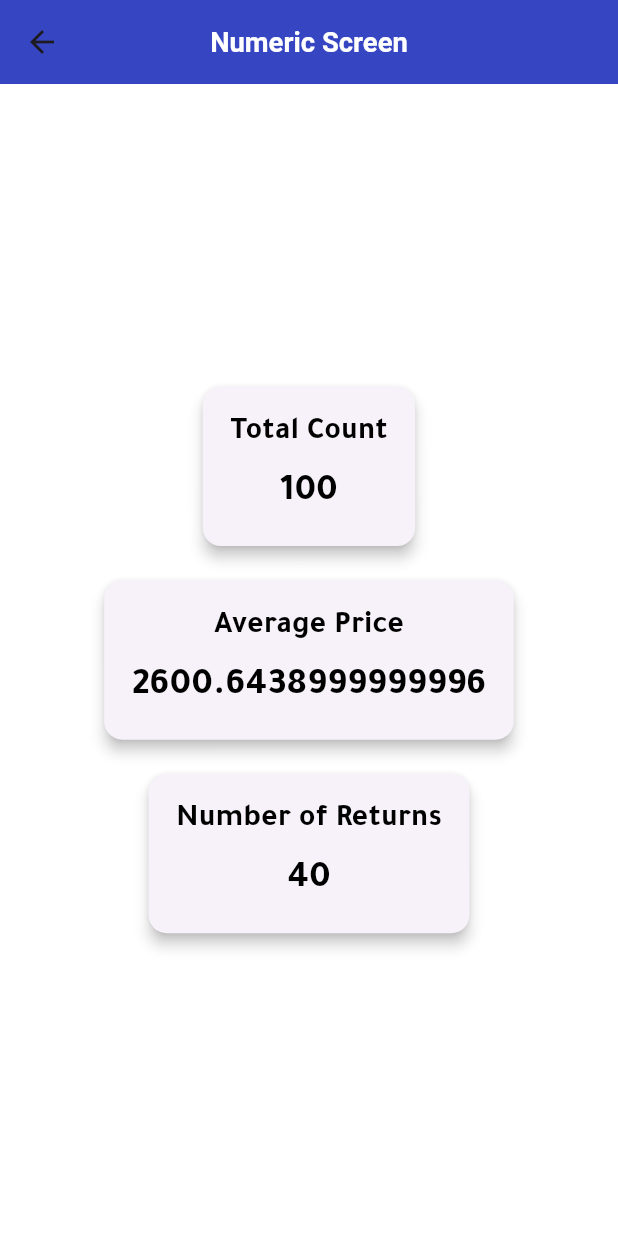
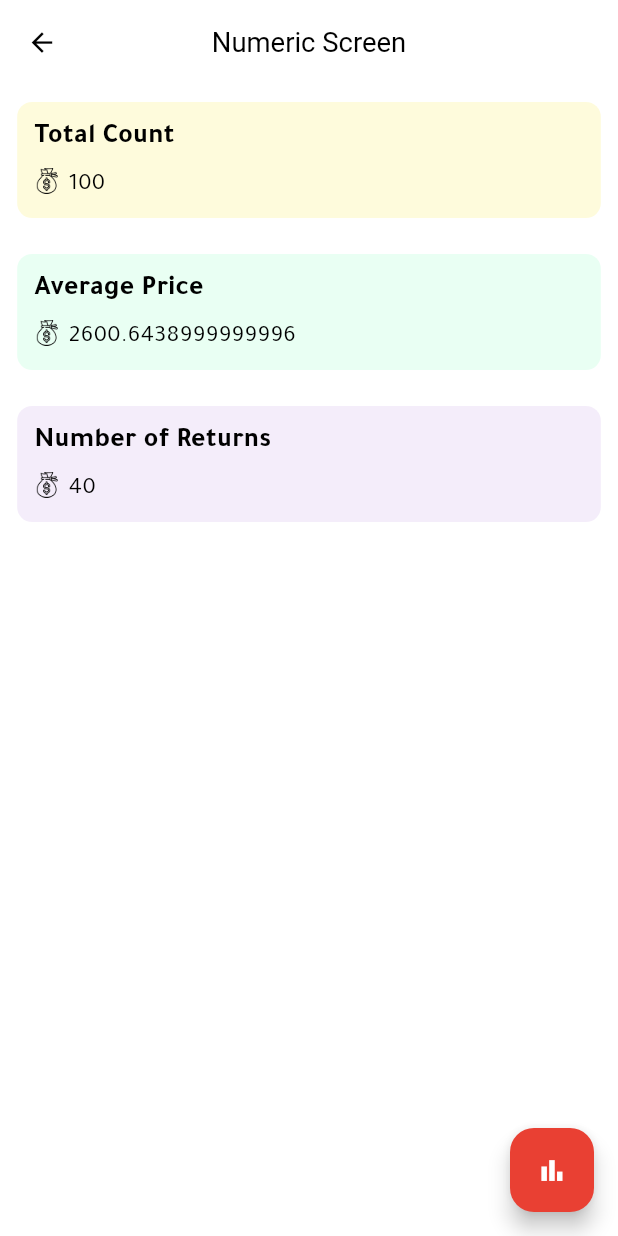
Before and after one commit to ahmed3ssem/spatium_software_task, a Flutter app: the screen it shows after launch, on a phone screen of 412 x 824 dp. Run offline on Flutter 3.47's test engine with Material 3 defaults, Android fonts, the phone set to English and light mode, and no system bars; our stand-ins replace bloc, dartz, dio, equatable, flutter_bloc, flutter_screenutil and 4 more.

Commit message:
Numeric Screen

```diff
--- a/lib/config/theme/app_theme.dart
+++ b/lib/config/theme/app_theme.dart
@@ -11,9 +11,14 @@ ThemeData appTheme(){
       fontFamily: AppStrings.fontName,
       brightness: Brightness.light,
       appBarTheme: AppBarTheme(
+          iconTheme:  IconThemeData(
+            color: AppColors.black,
+            size: 18.sp
+          ),
           centerTitle: true,
-          titleTextStyle: TextStyle(fontSize: 16.sp , fontWeight: FontWeight.bold),
-          backgroundColor: AppColors.primaryColor
+          titleTextStyle: TextStyle(fontSize: 16.sp , fontWeight: FontWeight.w400 , color: AppColors.black),
+          backgroundColor: AppColors.whiteColor,
+          elevation: 0,
       ),
       scaffoldBackgroundColor: AppColors.whiteColor,
       textTheme: TextTheme(
--- a/lib/core/utils/app_colors.dart
+++ b/lib/core/utils/app_colors.dart
@@ -23,4 +23,10 @@ class AppColors{
   static const blogContainerColor = Color(0xFFDDE1EC);
   static const lightBlue = Colors.blue;
   static const darkBlueColor = Color(0xFF213242);
+
+  static const itemOneColor = Color(0xFFFEFBDC);
+
+  static const itemTwoColor = Color(0xFFE9FFF3);
+
+  static const itemThreeColor = Color(0xFFF4EDFA);
 }
--- a/lib/core/utils/assets_manager.dart
+++ b/lib/core/utils/assets_manager.dart
@@ -2,7 +2,5 @@ const String imagePath = 'assets/images';
 
 class AssetsManager{
 
-  static const String imageIcon = '$imagePath/icon.png';
-  static const String logoIcon = '$imagePath/app_logo.png';
-  static const String noDataImage = '$imagePath/noData.png';
+  static const String numeric = '$imagePath/money.png';
 }
--- a/lib/core/utils/local_strings.dart
+++ b/lib/core/utils/local_strings.dart
@@ -8,7 +8,11 @@ class LocalStrings extends Translations {
     },
     'en_US': {
       "appName":"Claimizer",
-      "numericScreen":"Numeric Screen"
+      "numericScreen":"Numeric Screen",
+      "totalCount":"Total Count",
+      "averagePrice":"Average Price",
+      "numberOfReturns":"Number of Returns"
+
     },
   };
 }
--- a/lib/feature/numeric/presentation/screen/numeric_screen.dart
+++ b/lib/feature/numeric/presentation/screen/numeric_screen.dart
@@ -1,6 +1,8 @@
 import 'package:flutter/material.dart';
 import 'package:flutter_bloc/flutter_bloc.dart';
+import 'package:flutter_screenutil/flutter_screenutil.dart';
 import 'package:get/get.dart';
+import 'package:spatium_software_task/core/utils/app_colors.dart';
 import 'package:spatium_software_task/feature/numeric/presentation/cubit/numeric_cubit.dart';
 import 'package:spatium_software_task/feature/numeric/presentation/widget/numeric_item.dart';
 import 'package:spatium_software_task/widgets/error_widget.dart';
@@ -26,25 +28,24 @@ class _NumericScreenState extends State<NumericScreen> {
           } else if (state is NumericError) {
             return ErrorWidgetItem(onTap: (){getData();},);
           } else if (state is NumericLoaded) {
-            return Center(
-              child: Column(
-                mainAxisAlignment: MainAxisAlignment.center,
-                crossAxisAlignment: CrossAxisAlignment.center,
+            return Column(
               children: [
                 NumericCard(
-                    title: 'Total Count',
+                  title: 'totalCount'.tr,
                   value: state.numericModel.totalCount.toString(),
+                  color: AppColors.itemOneColor,
                 ),
                 NumericCard(
-                    title: 'Average Price',
+                  title: 'averagePrice'.tr,
                   value: state.numericModel.averagePrice.toString(),
+                  color: AppColors.itemTwoColor,
                 ),
                 NumericCard(
-                    title: 'Number of Returns',
+                  title: 'numberOfReturns'.tr,
                   value: state.numericModel.numberOfReturns.toString(),
+                  color: AppColors.itemThreeColor,
                 ),
               ],
-              ),
             );
           } else {
             return const Center(
@@ -64,6 +65,11 @@ class _NumericScreenState extends State<NumericScreen> {
   @override
   Widget build(BuildContext context) {
     return Scaffold(
+      floatingActionButton: FloatingActionButton(
+        backgroundColor: AppColors.primaryColor2,
+        onPressed: (){},
+        child: Icon(Icons.bar_chart , size: 18.sp, color:  AppColors.whiteColor,),
+      ),
       appBar: AppBar(
         title: Text('numericScreen'.tr),
       ),
--- a/lib/feature/numeric/presentation/widget/numeric_item.dart
+++ b/lib/feature/numeric/presentation/widget/numeric_item.dart
@@ -1,40 +1,48 @@
 import 'package:flutter/material.dart';
 import 'package:flutter_screenutil/flutter_screenutil.dart';
+import 'package:spatium_software_task/core/utils/app_colors.dart';
+import 'package:spatium_software_task/core/utils/assets_manager.dart';
 
 class NumericCard extends StatelessWidget {
   final String title;
   final String value;
 
+  final Color color;
+
   const NumericCard({super.key,
     required this.title,
     required this.value,
+    required this.color
   });
 
   @override
   Widget build(BuildContext context) {
-    return Card(
-      margin: EdgeInsets.all(10.sp),
-      elevation: 4,
-      child: Padding(
-        padding: EdgeInsets.all(16.sp),
-        child: Column(
-          children: [
-            Text(
-              title,
-              style: TextStyle(
-                fontWeight: FontWeight.bold,
-                fontSize: 18.sp,
-              ),
-            ),
-            SizedBox(height: ScreenUtil().setHeight(8)),
-            Text(
-              value,
-              style: TextStyle(
-                fontSize: 22.sp,
-              ),
-            ),
-          ],
-        ),
+    return Container(
+      margin: EdgeInsets.symmetric(horizontal: ScreenUtil().setWidth(10) , vertical: ScreenUtil().setHeight(10)),
+      alignment: Alignment.topLeft,
+      padding: EdgeInsets.all(10.sp),
+      decoration: BoxDecoration(
+        color: color,
+        borderRadius: const BorderRadius.all(Radius.circular(10))
+      ),
+      child: Column(
+        children: [
+          Container(
+            alignment: Alignment.topLeft,
+            margin: EdgeInsets.only(bottom: ScreenUtil().setHeight(3)),
+            child: Text(title , style: TextStyle(fontWeight: FontWeight.w700 , color: AppColors.black , fontSize: 16.sp),),
+          ),
+          Row(
+            children: [
+              Image.asset(AssetsManager.numeric , width: ScreenUtil().setWidth(15),height: ScreenUtil().setHeight(15),),
+              SizedBox(width: ScreenUtil().setWidth(5),),
+              Container(
+                margin: EdgeInsets.only(top: ScreenUtil().setHeight(5)),
+                child: Text(value, style: TextStyle(fontWeight: FontWeight.w400 , color: AppColors.black , fontSize: 14.sp),),
+              )
+            ],
+          )
+        ],
       ),
     );
   }
--- a/lib/widgets/empty_data_widget.dart
+++ b/lib/widgets/empty_data_widget.dart
@@ -14,7 +14,7 @@ class EmptyDataWidget extends StatelessWidget {
       child: Column(
         mainAxisAlignment: MainAxisAlignment.center,
         children: [
-          Image.asset(AssetsManager.noDataImage , width: ScreenUtil().setWidth(80),height: ScreenUtil().setHeight(80),),
+          //Image.asset(AssetsManager.noDataImage , width: ScreenUtil().setWidth(80),height: ScreenUtil().setHeight(80),),
           Text('noData'.tr , style: TextStyle(fontSize: 20.sp , color: AppColors.grey , fontWeight: FontWeight.w600),)
         ],
       ),
--- a/pubspec.yaml
+++ b/pubspec.yaml
@@ -70,6 +70,7 @@ flutter:
 
   # To add assets to your application, add an assets section, like this:
   assets:
+    - assets/images/money.png
     - assets/orders.json
 
   #   - images/a_dot_burr.jpeg
```
Also changed, not shown: assets/images/money.png (added). Lines whose indentation alone changed are shown as unchanged.
